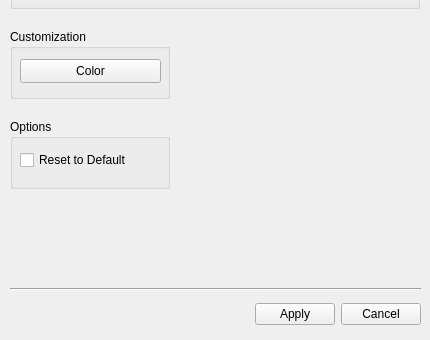
First picture: the form in src/mainwindow.ui, repository ecoates2/folco, before the edit; both pictures show x 0 to 430 and y 190 to 530 of the 430 by 530 pixel window.
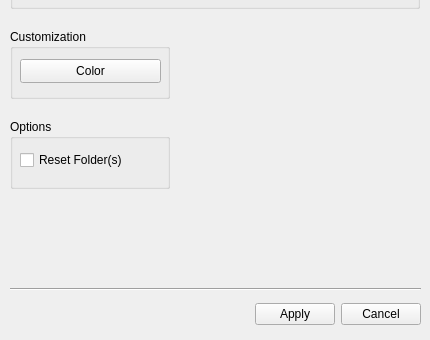
Second picture: the form after the edit.

Commit message: Bug fixes, a couple MacOS fixes

The edit to the form file:
```diff
--- a/src/mainwindow.ui
+++ b/src/mainwindow.ui
@@ -78,7 +78,7 @@
       </rect>
      </property>
      <property name="text">
-      <string>Reset to Default</string>
+      <string>Reset Folder(s)</string>
      </property>
     </widget>
    </widget>
```
The commit also changes 2 other files.
